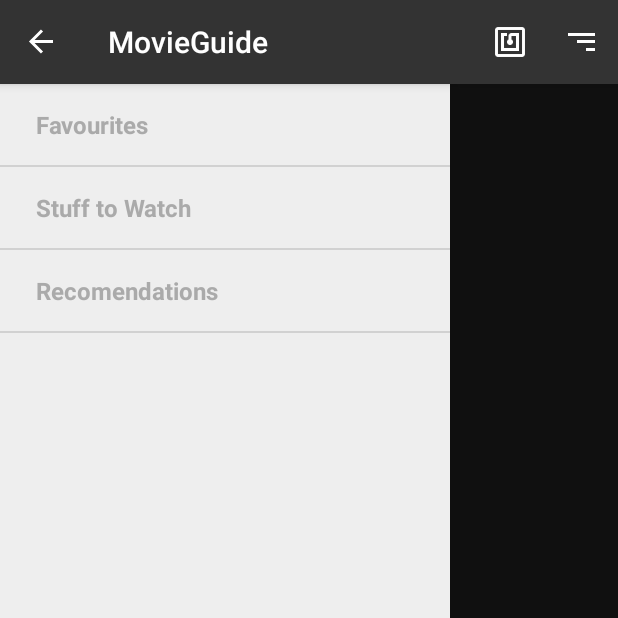
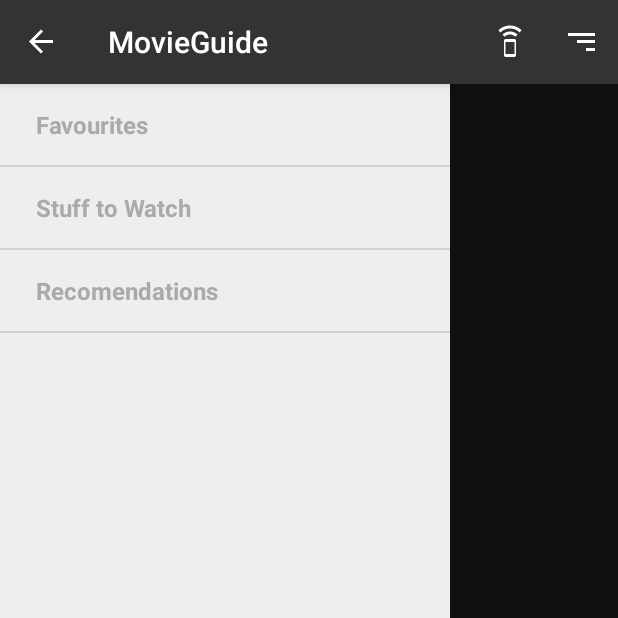
Before and after one commit to iistyler/Movie-and-TV-Guide, an Android app: the screen it shows after launch (MoviesListingActivity), with the side drawer open, on a phone screen of 412 x 824 dp, the top half of it. Run offline under Robolectric (Android 15) with nearby library versions, the phone set to English and light mode, and no system bars; our stand-ins replace ButterKnife, Dagger/Hilt's generated code; libraries missing offline, so code that uses them is left out: android.support.v7, rx.android.schedulers, rx.functions, rx.schedulers; pictures from the network do not load; 3 statements that could not run were skipped.

Commit message:
Changed NFC icon.

```diff
--- a/app/src/main/res/menu/menu_main.xml
+++ b/app/src/main/res/menu/menu_main.xml
@@ -4,7 +4,7 @@
           tools:context=".listing.MoviesListingActivity">
           <item
                 android:id="@+id/action_share"
-                android:icon="@drawable/ic_action_nfc"
+                android:icon="@drawable/ic_speaker_phone_white"
                 android:orderInCategory="100"
                 android:title="@string/action_filter"
                 app:showAsAction="always"/>
```
Also changed, not shown: app/src/main/res/drawable-hdpi/ic_action_nfc.png (deleted), app/src/main/res/drawable-hdpi/ic_speaker_phone_white.png (added), app/src/main/res/drawable-xhdpi/ic_action_nfc.png (deleted), app/src/main/res/drawable-xhdpi/ic_speaker_phone_white.png (added), app/src/main/res/drawable-xxhdpi/ic_action_nfc.png (deleted), app/src/main/res/drawable-xxhdpi/ic_speaker_phone_white.png (added), app/src/main/res/drawable-xxxhdpi/ic_action_nfc.png (deleted), app/src/main/res/drawable-xxxhdpi/ic_speaker_phone_white.png (added), 1 other file.
